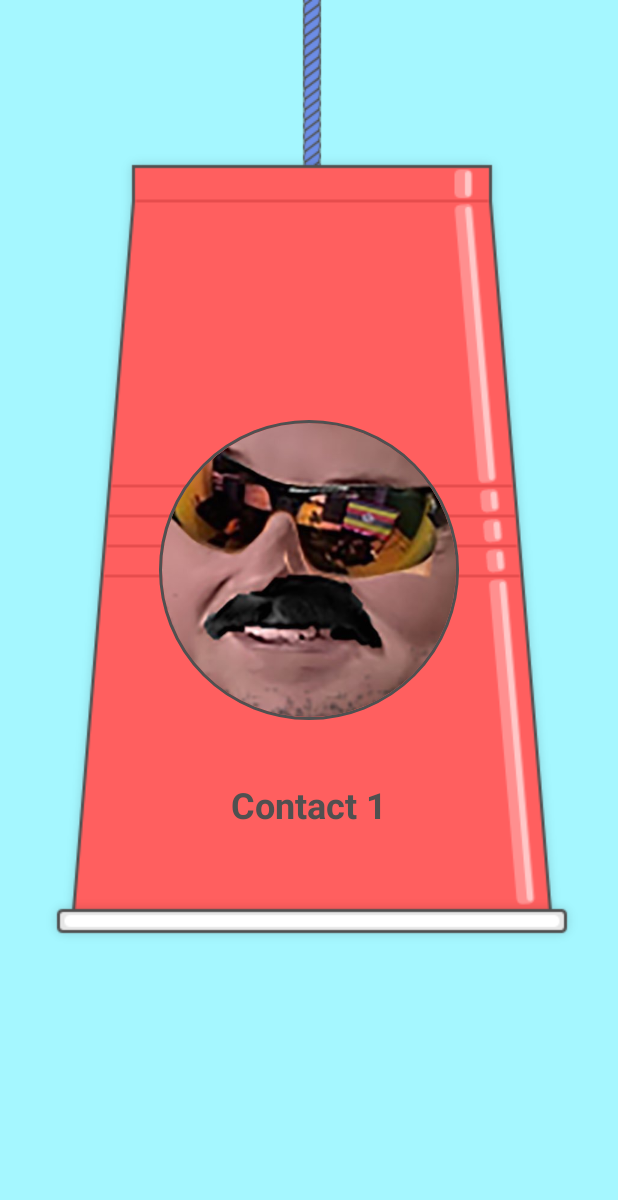
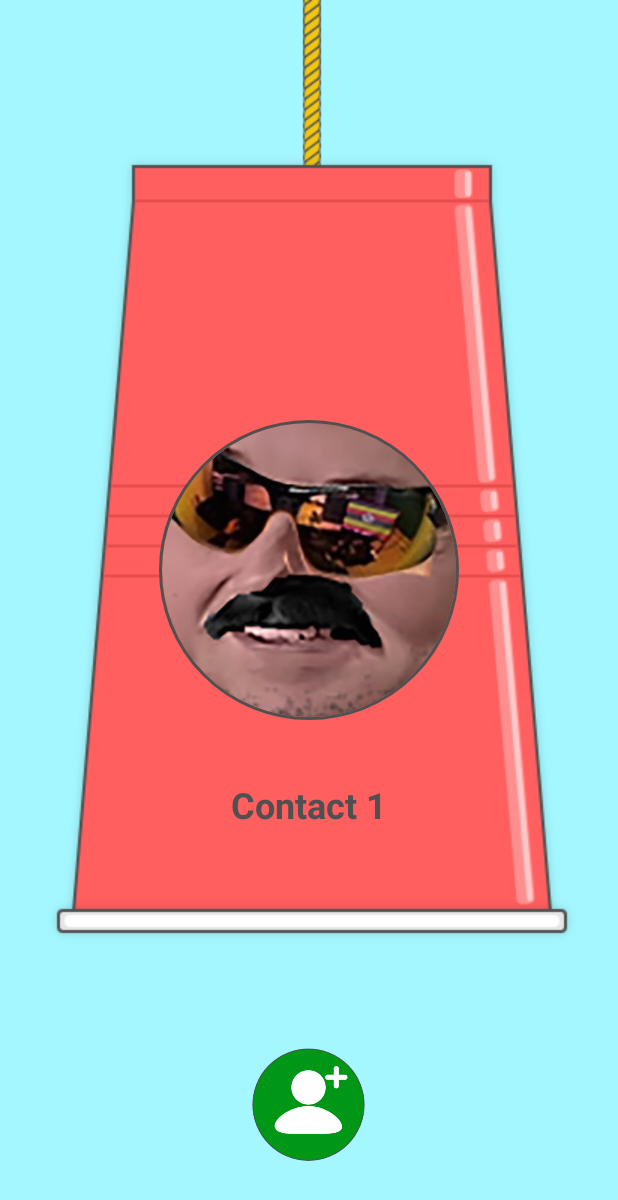
Before and after one commit to fernandobagtas/581-cup-on-a-string, an Android app: the screen it shows after launch (MainActivity), on a phone screen of 412 x 824 dp. Shown: the top 1200 px of the screen. Run offline under Robolectric (Android 15) with nearby library versions, the phone set to English and light mode, and no system bars; our stand-ins replace CircleImageView.

Commit message:
add new contact feature
image selection not implemented

```diff
--- a/app/build.gradle
+++ b/app/build.gradle
@@ -30,4 +30,5 @@
 
     //for circle imageView
     implementation 'de.hdodenhof:circleimageview:3.1.0'
+    implementation 'com.google.android.material:material:1.0.0'
 }
--- a/app/src/main/AndroidManifest.xml
+++ b/app/src/main/AndroidManifest.xml
@@ -9,6 +9,7 @@
         android:roundIcon="@mipmap/ic_launcher_round"
         android:supportsRtl="true"
         android:theme="@style/AppTheme">
+        <activity android:name=".AddContact"></activity>
         <activity android:name=".MainActivity">
             <intent-filter>
                 <action android:name="android.intent.action.MAIN" />
--- a/app/src/main/java/com/example/cuponastring/ContactA.java
+++ b/app/src/main/java/com/example/cuponastring/ContactA.java
@@ -51,7 +51,7 @@
     public void turnCup(boolean up) {
         float normalSize = (float) 1.0;
         float largeSize = (float) 1.5;
-        Log.d("tag", "got to turnCup()");
+        //Log.d("tag", "got to turnCup()");
         /*
         if (up) {
             //enlarge contact image
--- a/app/src/main/java/com/example/cuponastring/MainActivity.java
+++ b/app/src/main/java/com/example/cuponastring/MainActivity.java
@@ -1,10 +1,12 @@
 package com.example.cuponastring;
 
+import android.content.Intent;
 import android.hardware.Sensor;
 import android.hardware.SensorEvent;
 import android.hardware.SensorEventListener;
 import android.hardware.SensorManager;
 import android.os.Bundle;
+import android.util.Log;
 import android.view.View;
 import android.view.animation.Animation;
 import android.view.animation.RotateAnimation;
@@ -18,10 +20,10 @@
 
     ViewPager pager;
     ViewPagerAdapter viewPagerAdapter;
+    ImageView addContact;
 
     // record the compass picture angle turned
-    private float currentDegree = 0f;
-    private float talkDegree = 0f;
+    private float talkDegree = 90f;
 
     // device sensor manager
     private SensorManager mSensorManager;
@@ -30,6 +32,12 @@
     protected void onCreate(Bundle savedInstanceState) {
         super.onCreate(savedInstanceState);
         setContentView(R.layout.activity_main);
+        addContact = (ImageView) findViewById(R.id.add_contact);
+        addContact.setOnClickListener(new View.OnClickListener() {
+            public void onClick(View v) {
+                addContactPressed();
+            }
+        });
 
         pager = findViewById(R.id.pager);
         viewPagerAdapter = new ViewPagerAdapter(getSupportFragmentManager());
@@ -68,7 +76,7 @@
         super.onResume();
 
         // for the system's orientation sensor registered listeners
-        mSensorManager.registerListener(this, mSensorManager.getDefaultSensor(Sensor.TYPE_ORIENTATION),
+        mSensorManager.registerListener(this, mSensorManager.getDefaultSensor(Sensor.TYPE_GAME_ROTATION_VECTOR),
                 SensorManager.SENSOR_DELAY_GAME);
     }
 
@@ -86,9 +94,10 @@
 
         // get the angle around the z-axis rotated
         float degree = Math.round(event.values[1]);
+        //Log.d("YDegrees", String.valueOf(degree));
         ContactA currentView = (ContactA) viewPagerAdapter.getItem(pager.getCurrentItem());
 
-        if(currentDegree < (talkDegree + 10) && currentDegree > (talkDegree - 10))
+        if(degree < (talkDegree + 10) && degree > (talkDegree - 10))
         {
             //call method in contact page to enlarge contact's image
             currentView.turnCup(true);
@@ -104,4 +113,21 @@
         //not in use
     }
 
+    private void addContactPressed() {
+        //Log.d("AddContact", "button pressed");
+        Intent intent = new Intent(MainActivity.this, AddContact.class);
+        startActivityForResult(intent, 0);
+    }
+
+    protected void onActivityResult (int requestCode, int resultCode, Intent data) {
+        // Collect data from the intent and use it
+        if (data != null) {
+            String name = data.getStringExtra("name");
+            String phone = data.getStringExtra("phone");
+            ContactA newContact = new ContactA(name, "contact_icon");
+            viewPagerAdapter.addContact(newContact);
+            viewPagerAdapter.notifyDataSetChanged();
+        }
+    }
+
 }
--- a/app/src/main/res/layout/activity_main.xml
+++ b/app/src/main/res/layout/activity_main.xml
@@ -6,9 +6,20 @@
     android:layout_height="match_parent"
     android:background="#A5F7FF">
 
+    <ImageView
+        android:id="@+id/add_contact"
+        android:layout_width="75dp"
+        android:layout_height="75dp"
+        android:layout_alignParentBottom="true"
+        android:layout_centerHorizontal="true"
+        android:layout_marginBottom="50dp"
+        app:srcCompat="@drawable/plus" />
+
     <androidx.viewpager.widget.ViewPager
         android:id="@+id/pager"
         android:layout_width="match_parent"
-        android:layout_height="700dp" />
+        android:layout_height="700dp" >
+
+    </androidx.viewpager.widget.ViewPager>
 
 </RelativeLayout>
--- a/app/src/main/res/layout/contact_a_layout.xml
+++ b/app/src/main/res/layout/contact_a_layout.xml
@@ -1,10 +1,10 @@
 <?xml version="1.0" encoding="utf-8"?>
 <RelativeLayout xmlns:android="http://schemas.android.com/apk/res/android"
+    xmlns:app="http://schemas.android.com/apk/res-auto"
     xmlns:tools="http://schemas.android.com/tools"
-    xmlns:app="http://schemas.android.com/apk/res-auto"
     android:layout_width="match_parent"
     android:layout_height="match_parent"
-    android:background="#A5F7FF">
+    android:background="#00A5F7FF">
 
     <ImageView
         android:id="@+id/red_cup_down"
--- /dev/null
+++ b/app/src/main/res/values/refs.xml
@@ -0,0 +1,2 @@
+<?xml version="1.0" encoding="utf-8"?>
+<resources></resources>
--- a/app/src/main/res/values/strings.xml
+++ b/app/src/main/res/values/strings.xml
@@ -1,4 +1,5 @@
 <resources>
     <string name="app_name">Cup on a string</string>
     <string name="contact_s_name">Contact\'s Name</string>
+    <string name="name">Name</string>
 </resources>
```
Also changed, not shown: app/src/main/java/com/example/cuponastring/AddContact.java (added, +57 -0 lines), app/src/main/res/layout/activity_add_contact.xml (added, +79 -0 lines), app/src/main/res/drawable/cam_icon.png (added), app/src/main/res/drawable/contact_icon.png (added), app/src/main/res/drawable/plus.png (added), app/src/main/res/drawable/red_cup_down.png.
